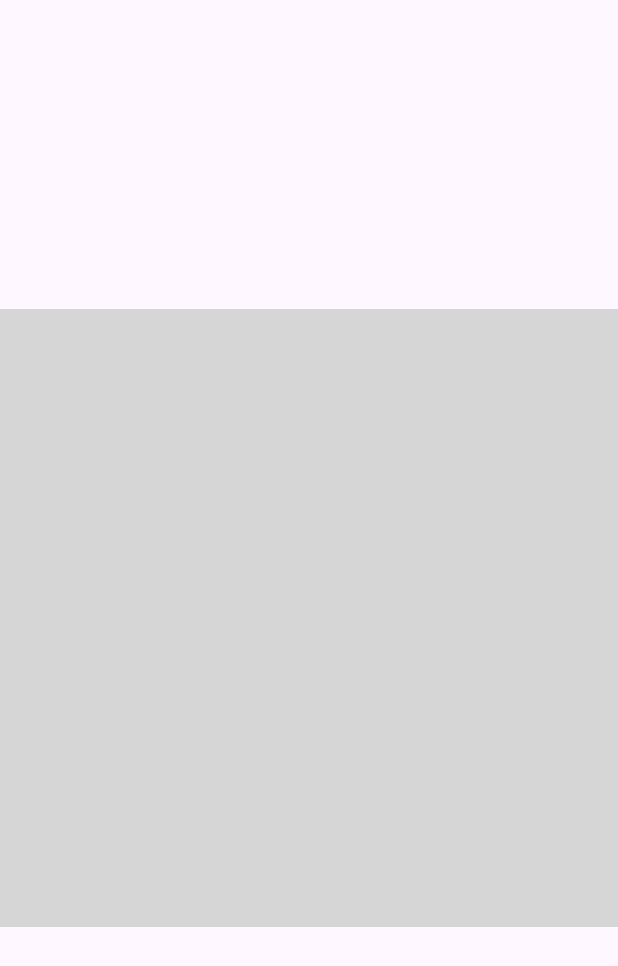
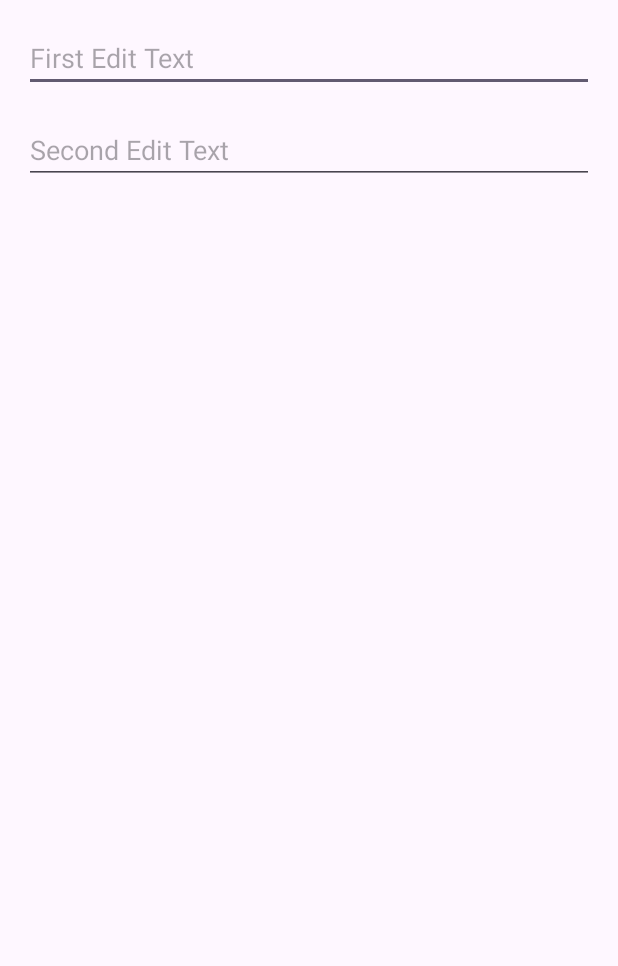
Before and after one commit to tolgaprm/AndroidDocumentsExamples, an Android app: the layout activity_main.xml on its own in the app's theme, with its tools: preview values and no code run, on a phone screen of 412 x 824 dp. Shown: the top 966 px of the screen. Run offline under Robolectric (Android 15) with nearby library versions, the phone set to English and light mode, and no system bars.

Commit message:
Show edit text if locale is tr with kotlin code

```diff
--- a/app/build.gradle
+++ b/app/build.gradle
@@ -30,6 +30,9 @@ android {
     kotlinOptions {
         jvmTarget = '1.8'
     }
+    buildFeatures {
+        viewBinding = true
+    }
 }
 
 dependencies {
--- a/app/src/main/res/layout/activity_main.xml
+++ b/app/src/main/res/layout/activity_main.xml
@@ -1,23 +1,29 @@
 <?xml version="1.0" encoding="utf-8"?>
-<androidx.constraintlayout.widget.ConstraintLayout xmlns:android="http://schemas.android.com/apk/res/android"
-    xmlns:app="http://schemas.android.com/apk/res-auto"
-    xmlns:tools="http://schemas.android.com/tools"
+<LinearLayout xmlns:android="http://schemas.android.com/apk/res/android"
     android:layout_width="match_parent"
     android:layout_height="match_parent"
-    tools:context=".MainActivity">
+    android:orientation="vertical"
+    android:padding="16dp">
 
-    <TextView
-        android:layout_width="wrap_content"
+    <EditText
+        android:id="@+id/editTextFirst"
+        android:layout_width="match_parent"
         android:layout_height="wrap_content"
-        android:text="Hello World!"
-        app:layout_constraintBottom_toBottomOf="parent"
-        app:layout_constraintEnd_toEndOf="parent"
-        app:layout_constraintStart_toStartOf="parent"
-        app:layout_constraintTop_toTopOf="parent" />
+        android:hint="@string/first_edit_text" />
 
-    <ImageView
+    <EditText
+        android:id="@+id/editTextSecond"
         android:layout_width="match_parent"
-        android:layout_height="match_parent"
-        android:src="@drawable/pexel_icon" />
+        android:layout_height="wrap_content"
+        android:layout_marginVertical="16dp"
+        android:hint="@string/second_edit_text" />
 
-</androidx.constraintlayout.widget.ConstraintLayout>
+    <!-- Sadece Türkçe dilinde görünecek olan üçüncü alan -->
+    <EditText
+        android:id="@+id/editTextThird"
+        android:layout_width="match_parent"
+        android:layout_height="wrap_content"
+        android:hint="@string/third_edit_text"
+        android:visibility="gone" />
+
+</LinearLayout>
--- a/app/src/main/res/values/strings.xml
+++ b/app/src/main/res/values/strings.xml
@@ -1,3 +1,6 @@
 <resources>
     <string name="app_name">InvioDocuments</string>
+    <string name="first_edit_text">First Edit Text</string>
+    <string name="second_edit_text">Second Edit Text</string>
+    <string name="third_edit_text">Third Edit Text</string>
 </resources>
```
Also changed, not shown: app/src/main/java/com/prmto/inviodocuments/MainActivity.kt (+17 -12 lines).
